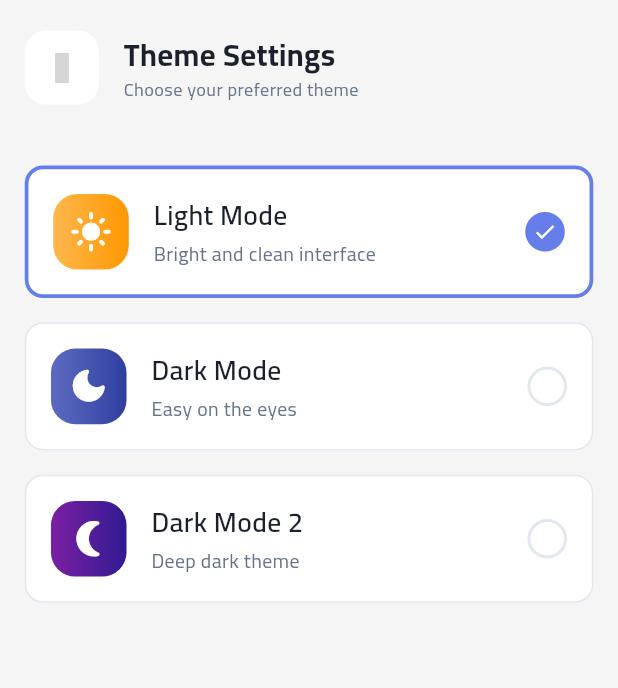
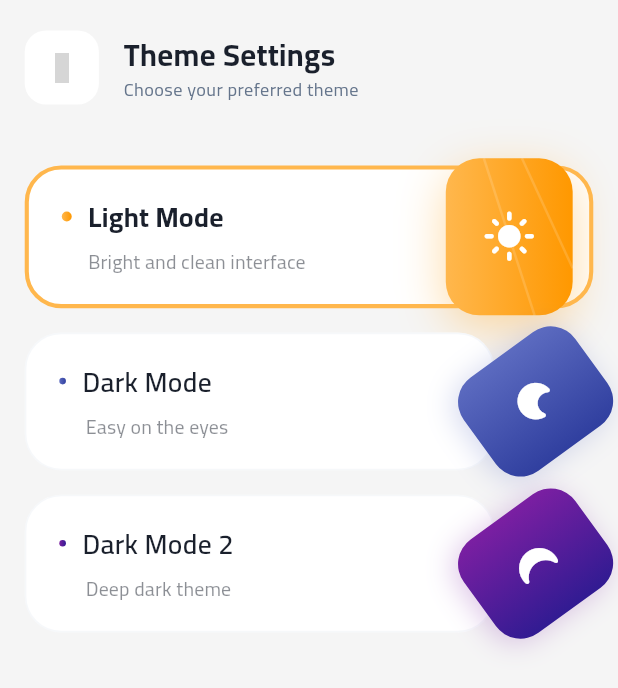
Before and after one commit to M-Fawzy2004/Academia, a Flutter app: the ThemeSelectorView screen opened directly, on a phone screen of 412 x 824 dp. Shown: the top 688 px of the screen. Run offline on Flutter 3.47's test engine with Material 3 defaults, Android fonts, the phone set to English and light mode, and no system bars; our stand-ins replace bloc, connectivity_plus, dartz, device_preview, equatable, file_picker and 12 more; missing offline and left inert: load_switch; accounts and stored records are empty; grey boxes are pictures that could not be loaded.

Commit message:
feat(edit theme) : edited theme and add animation select theme

```diff
--- a/lib/feature/profile/presentation/view/widget/theme_option_card.dart
+++ b/lib/feature/profile/presentation/view/widget/theme_option_card.dart
@@ -2,9 +2,6 @@ import 'package:flutter/material.dart';
 import 'package:flutter_screenutil/flutter_screenutil.dart';
 import 'package:study_box/core/helper/spacing.dart';
 import 'package:study_box/core/theme/app_color.dart';
-import 'package:study_box/feature/profile/presentation/view/widget/theme_icon_container.dart';
-import 'package:study_box/feature/profile/presentation/view/widget/theme_selection_indicator.dart';
-import 'package:study_box/feature/profile/presentation/view/widget/theme_text_content.dart';
 
 class ThemeOptionCard extends StatelessWidget {
   final String title;
@@ -28,37 +25,145 @@ class ThemeOptionCard extends StatelessWidget {
   Widget build(BuildContext context) {
     return GestureDetector(
       onTap: onTap,
-      child: AnimatedContainer(
-        duration: const Duration(milliseconds: 300),
-        curve: Curves.easeInOut,
-        padding: EdgeInsets.all(15.w),
+      child: Stack(
+        children: [
+          AnimatedContainer(
+            duration: const Duration(milliseconds: 400),
+            curve: Curves.easeOutCubic,
+            margin: EdgeInsets.only(right: isSelected ? 0 : 60.w),
             decoration: BoxDecoration(
               color: AppColors.getCardColor(context),
-          borderRadius: BorderRadius.circular(12.r),
+              borderRadius: BorderRadius.circular(24.r),
               border: Border.all(
                 color: isSelected
-                ? AppColors.primaryColor
-                : AppColors.getBorderColor(context),
-            width: isSelected ? 2.5 : 1,
+                    ? gradient.colors.first
+                    : AppColors.getBorderColor(context).withOpacity(0.3),
+                width: isSelected ? 2.5.w : 1.w,
               ),
             ),
-        child: Row(
+            child: Padding(
+              padding: EdgeInsets.symmetric(horizontal: 20.w, vertical: 18.h),
+              child: Column(
+                crossAxisAlignment: CrossAxisAlignment.start,
+                mainAxisAlignment: MainAxisAlignment.center,
                 children: [
-            ThemeIconContainer(
-              icon: icon,
+                  Row(
+                    children: [
+                      AnimatedContainer(
+                        duration: const Duration(milliseconds: 400),
+                        width: isSelected ? 6.w : 4.w,
+                        height: isSelected ? 6.w : 4.w,
+                        decoration: BoxDecoration(
+                          shape: BoxShape.circle,
                           gradient: gradient,
                         ),
-            widthBox(15),
-            Expanded(
-              child: ThemeTextContent(
-                title: title,
-                subtitle: subtitle,
+                      ),
+                      widthBox(10),
+                      Text(
+                        title,
+                        style: TextStyle(
+                          fontSize: 18.sp,
+                          fontWeight:
+                              isSelected ? FontWeight.w700 : FontWeight.w600,
+                          color: AppColors.getTextColor(context),
+                          letterSpacing: 0.2,
                         ),
                       ),
-            ThemeSelectionIndicator(isSelected: isSelected),
                     ],
                   ),
+                  heightBox(8),
+                  Padding(
+                    padding: EdgeInsets.only(left: 16.w),
+                    child: Text(
+                      subtitle,
+                      style: TextStyle(
+                        fontSize: 13.sp,
+                        fontWeight: FontWeight.w500,
+                        color: AppColors.getTextColor(context).withOpacity(0.5),
+                        letterSpacing: 0.1,
+                      ),
+                    ),
+                  ),
+                ],
+              ),
+            ),
+          ),
+          AnimatedPositioned(
+            duration: const Duration(milliseconds: 400),
+            curve: Curves.easeOutCubic,
+            right: isSelected ? 16.w : 0,
+            top: 0,
+            bottom: 0,
+            child: AnimatedRotation(
+              duration: const Duration(milliseconds: 600),
+              turns: isSelected ? 0 : 0.15,
+              child: AnimatedScale(
+                duration: const Duration(milliseconds: 400),
+                scale: isSelected ? 1.1 : 1.0,
+                child: Container(
+                  width: 70.w,
+                  height: 70.h,
+                  decoration: BoxDecoration(
+                    gradient: gradient,
+                    borderRadius: BorderRadius.circular(20.r),
+                    boxShadow: [
+                      BoxShadow(
+                        color: gradient.colors.first.withOpacity(
+                          isSelected ? 0.5 : 0.25,
+                        ),
+                        blurRadius: isSelected ? 24 : 16,
+                        offset: Offset(0, isSelected ? 8 : 4),
+                      ),
+                    ],
+                  ),
+                  child: Stack(
+                    children: [
+                      if (isSelected)
+                        Positioned.fill(
+                          child: CustomPaint(
+                            painter: _DecorLinePainter(),
+                          ),
+                        ),
+                      Center(
+                        child: Icon(
+                          icon,
+                          color: Colors.white,
+                          size: 32.sp,
+                        ),
+                      ),
+                    ],
+                  ),
+                ),
+              ),
+            ),
+          ),
+        ],
       ),
     );
   }
 }
+
+class _DecorLinePainter extends CustomPainter {
+  @override
+  void paint(Canvas canvas, Size size) {
+    final paint = Paint()
+      ..color = Colors.white.withOpacity(0.15)
+      ..strokeWidth = 1.5
+      ..style = PaintingStyle.stroke;
+
+    canvas.drawLine(
+      Offset(size.width * 0.3, 0),
+      Offset(size.width * 0.7, size.height),
+      paint,
+    );
+
+    canvas.drawLine(
+      Offset(size.width * 0.6, 0),
+      Offset(size.width, size.height * 0.7),
+      paint,
+    );
+  }
+
+  @override
+  bool shouldRepaint(covariant CustomPainter oldDelegate) => false;
+}
```
Lines whose indentation alone changed are shown as unchanged.
